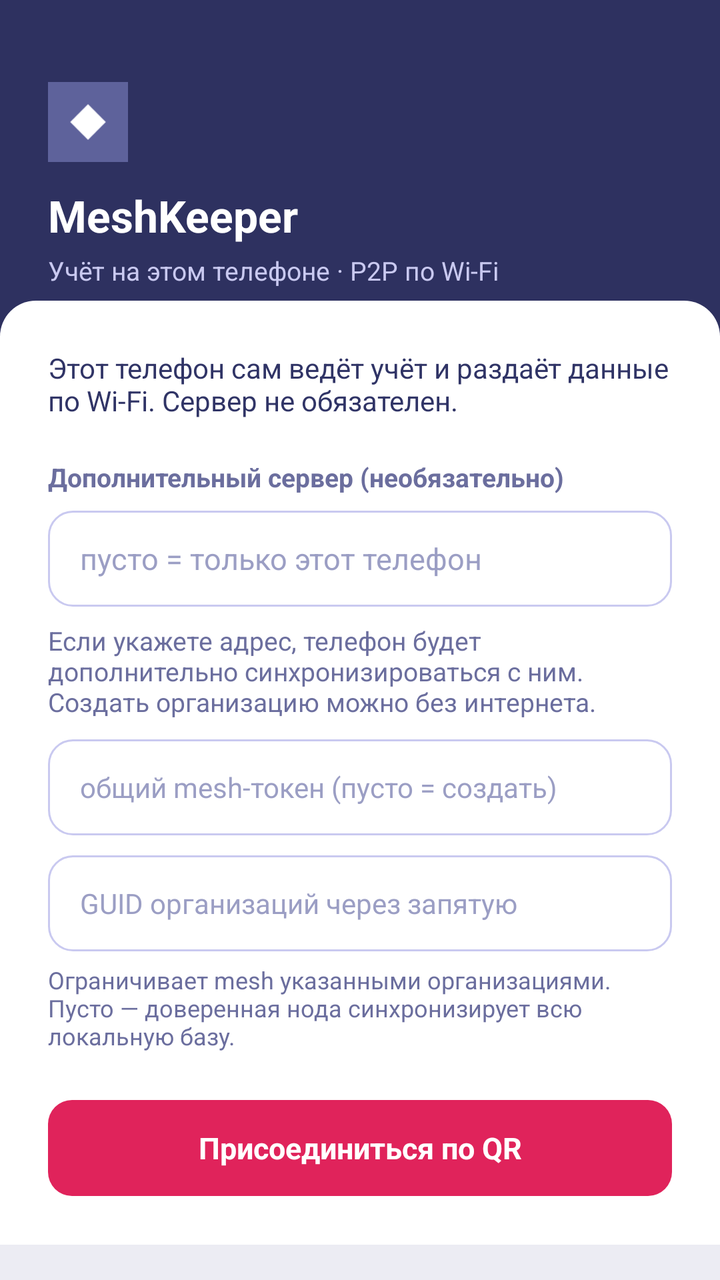
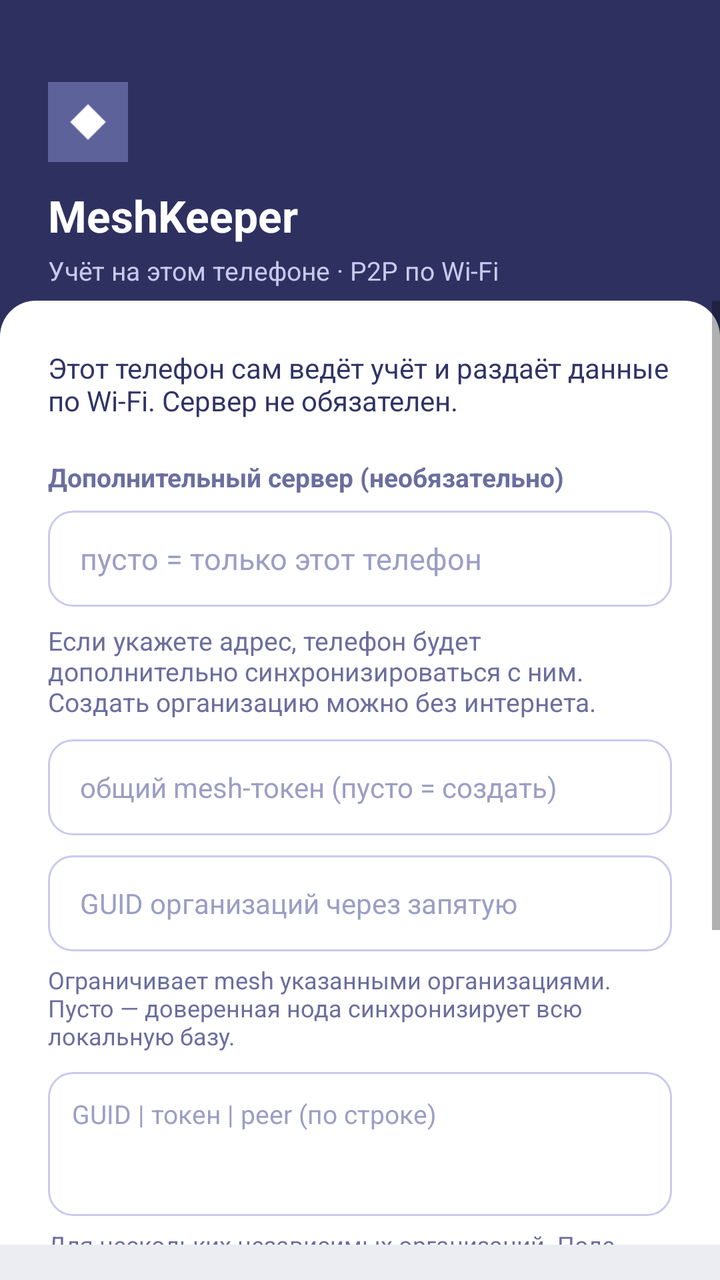

The first picture is an Android layout as it rendered before a commit; the second is the same layout after the commit. The layout source and the unified diff follow.
<!-- AndroidManifest.xml: application theme Theme.MeshKeeper -->
<!-- res/layout/activity_main.xml -->
<?xml version="1.0" encoding="utf-8"?>
<FrameLayout xmlns:android="http://schemas.android.com/apk/res/android"
    android:layout_width="match_parent"
    android:layout_height="match_parent"
    android:background="#ECECF3">

    <LinearLayout
        android:id="@+id/setup"
        android:layout_width="match_parent"
        android:layout_height="match_parent"
        android:orientation="vertical">

        <FrameLayout
            android:layout_width="match_parent"
            android:layout_height="168dp"
            android:background="#2E3160">

            <LinearLayout
                android:layout_width="match_parent"
                android:layout_height="match_parent"
                android:gravity="bottom"
                android:orientation="vertical"
                android:padding="24dp">

                <ImageView
                    android:layout_width="40dp"
                    android:layout_height="40dp"
                    android:src="@drawable/ic_launcher"
                    android:contentDescription="MeshKeeper" />

                <TextView
                    android:layout_width="wrap_content"
                    android:layout_height="wrap_content"
                    android:layout_marginTop="12dp"
                    android:text="MeshKeeper"
                    android:textColor="#FFFFFF"
                    android:textSize="22sp"
                    android:textStyle="bold" />

                <TextView
                    android:layout_width="wrap_content"
                    android:layout_height="wrap_content"
                    android:layout_marginTop="4dp"
                    android:text="Учёт на этом телефоне · P2P по Wi‑Fi"
                    android:textColor="#C9C9F0"
                    android:textSize="13sp" />
            </LinearLayout>
        </FrameLayout>

        <LinearLayout
            android:layout_width="match_parent"
            android:layout_height="0dp"
            android:layout_weight="1"
            android:layout_marginTop="-18dp"
            android:background="@drawable/bg_sheet"
            android:orientation="vertical"
            android:padding="24dp">

            <TextView
                android:id="@+id/lanHint"
                android:layout_width="match_parent"
                android:layout_height="wrap_content"
                android:text="Этот телефон сам ведёт учёт и раздаёт данные по Wi‑Fi. Сервер не обязателен."
                android:textColor="#303466"
                android:textSize="14sp" />

            <TextView
                android:layout_width="match_parent"
                android:layout_height="wrap_content"
                android:layout_marginTop="20dp"
                android:text="Дополнительный сервер (необязательно)"
                android:textColor="#6B6E9E"
                android:textSize="13sp"
                android:textStyle="bold" />

            <EditText
                android:id="@+id/serverUrl"
                android:layout_width="match_parent"
                android:layout_height="48dp"
                android:layout_marginTop="8dp"
                android:background="@drawable/bg_input"
                android:hint="пусто = только этот телефон"
                android:inputType="textUri"
                android:paddingStart="16dp"
                android:paddingEnd="16dp"
                android:textColor="#303466"
                android:textColorHint="#9B9EC4"
                android:textSize="15sp" />

            <TextView
                android:layout_width="match_parent"
                android:layout_height="wrap_content"
                android:layout_marginTop="8dp"
                android:text="Если укажете адрес, телефон будет дополнительно синхронизироваться с ним. Создать организацию можно без интернета."
                android:textColor="#6B6E9E"
                android:textSize="13sp" />

            <EditText
                android:id="@+id/syncToken"
                android:layout_width="match_parent"
                android:layout_height="48dp"
                android:layout_marginTop="10dp"
                android:background="@drawable/bg_input"
                android:hint="общий mesh-токен (пусто = создать)"
                android:inputType="textPassword"
                android:paddingStart="16dp"
                android:paddingEnd="16dp"
                android:textColor="#303466"
                android:textColorHint="#9B9EC4"
                android:textSize="14sp" />

            <EditText
                android:id="@+id/workspaceScope"
                android:layout_width="match_parent"
                android:layout_height="48dp"
                android:layout_marginTop="10dp"
                android:background="@drawable/bg_input"
                android:hint="GUID организаций через запятую"
                android:inputType="textNoSuggestions"
                android:paddingStart="16dp"
                android:paddingEnd="16dp"
                android:textColor="#303466"
                android:textColorHint="#9B9EC4"
                android:textSize="14sp" />

            <TextView
                android:layout_width="match_parent"
                android:layout_height="wrap_content"
                android:layout_marginTop="6dp"
                android:text="Ограничивает mesh указанными организациями. Пусто — доверенная нода синхронизирует всю локальную базу."
                android:textColor="#6B6E9E"
                android:textSize="12sp" />

            <Button
                android:id="@+id/btnJoin"
                android:layout_width="match_parent"
                android:layout_height="48dp"
                android:layout_marginTop="24dp"
                android:background="@drawable/bg_btn_accent"
                android:text="Присоединиться по QR"
                android:textAllCaps="false"
                android:textColor="#FFFFFF"
                android:textSize="15sp"
                android:textStyle="bold" />

            <Button
                android:id="@+id/btnCreate"
                android:layout_width="match_parent"
                android:layout_height="48dp"
                android:layout_marginTop="10dp"
                android:background="@drawable/bg_btn_secondary"
                android:text="Создать организацию"
                android:textAllCaps="false"
                android:textColor="#303466"
                android:textSize="15sp"
                android:textStyle="bold" />
        </LinearLayout>
    </LinearLayout>

    <WebView
        android:id="@+id/web"
        android:layout_width="match_parent"
        android:layout_height="match_parent"
        android:visibility="gone" />
</FrameLayout>
<!-- resources referenced by this layout -->
<resources>
  <!-- drawable bg_btn_accent (drawable) -->
  <?xml version="1.0" encoding="utf-8"?>
  <shape xmlns:android="http://schemas.android.com/apk/res/android" android:shape="rectangle">
      <solid android:color="#E0235B" />
      <corners android:radius="12dp" />
  </shape>
  <!-- drawable bg_btn_secondary (drawable) -->
  <?xml version="1.0" encoding="utf-8"?>
  <shape xmlns:android="http://schemas.android.com/apk/res/android" android:shape="rectangle">
      <solid android:color="#FFFFFF" />
      <stroke android:width="1dp" android:color="#C9C9F0" />
      <corners android:radius="12dp" />
  </shape>
  <!-- drawable bg_input (drawable) -->
  <?xml version="1.0" encoding="utf-8"?>
  <shape xmlns:android="http://schemas.android.com/apk/res/android" android:shape="rectangle">
      <solid android:color="#FFFFFF" />
      <stroke android:width="1dp" android:color="#C9C9F0" />
      <corners android:radius="12dp" />
  </shape>
  <!-- drawable bg_sheet (drawable) -->
  <?xml version="1.0" encoding="utf-8"?>
  <shape xmlns:android="http://schemas.android.com/apk/res/android" android:shape="rectangle">
      <solid android:color="#FFFFFF" />
      <corners android:topLeftRadius="18dp" android:topRightRadius="18dp" />
  </shape>
  <!-- drawable ic_launcher (drawable) -->
  <?xml version="1.0" encoding="utf-8"?>
  <vector xmlns:android="http://schemas.android.com/apk/res/android"
      android:width="108dp"
      android:height="108dp"
      android:viewportWidth="108"
      android:viewportHeight="108">
      <path android:fillColor="#5E629B" android:pathData="M0,0h108v108h-108z"/>
      <path android:fillColor="#FFFFFF" android:pathData="M30,54 L54,30 L78,54 L54,78 Z"/>
  </vector>
  <style name="Theme.MeshKeeper" parent="Theme.MaterialComponents.DayNight.NoActionBar">
          <item name="colorPrimary">#5E629B</item>
          <item name="colorPrimaryVariant">#2E3160</item>
          <item name="colorAccent">#E0235B</item>
          <item name="android:statusBarColor">#2E3160</item>
          <item name="android:navigationBarColor">#FFFFFF</item>
          <item name="android:windowBackground">#ECECF3</item>
          <item name="android:fontFamily">sans-serif</item>
          <item name="buttonStyle">@style/Widget.AppCompat.Button.Borderless</item>
      </style>
</resources>

<!-- the commit's change to res/layout/activity_main.xml (unified diff, before → after) -->
@@ -47,14 +47,19 @@
             </LinearLayout>
         </FrameLayout>
 
-        <LinearLayout
+        <ScrollView
             android:layout_width="match_parent"
             android:layout_height="0dp"
             android:layout_weight="1"
             android:layout_marginTop="-18dp"
             android:background="@drawable/bg_sheet"
-            android:orientation="vertical"
-            android:padding="24dp">
+            android:fillViewport="true">
+
+            <LinearLayout
+                android:layout_width="match_parent"
+                android:layout_height="wrap_content"
+                android:orientation="vertical"
+                android:padding="24dp">
 
             <TextView
                 android:id="@+id/lanHint"
@@ -129,6 +134,40 @@
                 android:layout_marginTop="6dp"
                 android:text="Ограничивает mesh указанными организациями. Пусто — доверенная нода синхронизирует всю локальную базу."
                 android:textColor="#6B6E9E"
+                android:textSize="12sp" />
+
+            <EditText
+                android:id="@+id/syncCapabilities"
+                android:layout_width="match_parent"
+                android:layout_height="72dp"
+                android:layout_marginTop="10dp"
+                android:background="@drawable/bg_input"
+                android:gravity="top|start"
+                android:hint="GUID | токен | peer (по строке)"
+                android:inputType="textPassword|textMultiLine"
+                android:maxLines="3"
+                android:padding="12dp"
+                android:textColor="#303466"
+                android:textColorHint="#9B9EC4"
+                android:textSize="13sp" />
+
+            <TextView
+                android:layout_width="match_parent"
+                android:layout_height="wrap_content"
+                android:layout_marginTop="6dp"
+                android:text="Для нескольких независимых организаций. Поле после сохранения очищается, токены остаются только в Android Keystore."
+                android:textColor="#6B6E9E"
+                android:textSize="12sp" />
+
+            <Button
+                android:id="@+id/btnClearCapabilities"
+                android:layout_width="match_parent"
+                android:layout_height="40dp"
+                android:layout_marginTop="6dp"
+                android:background="@drawable/bg_btn_secondary"
+                android:text="Удалить защищённый набор организаций"
+                android:textAllCaps="false"
+                android:textColor="#303466"
                 android:textSize="12sp" />
 
             <Button
@@ -154,7 +193,8 @@
                 android:textColor="#303466"
                 android:textSize="15sp"
                 android:textStyle="bold" />
-        </LinearLayout>
+            </LinearLayout>
+        </ScrollView>
     </LinearLayout>
 
     <WebView
